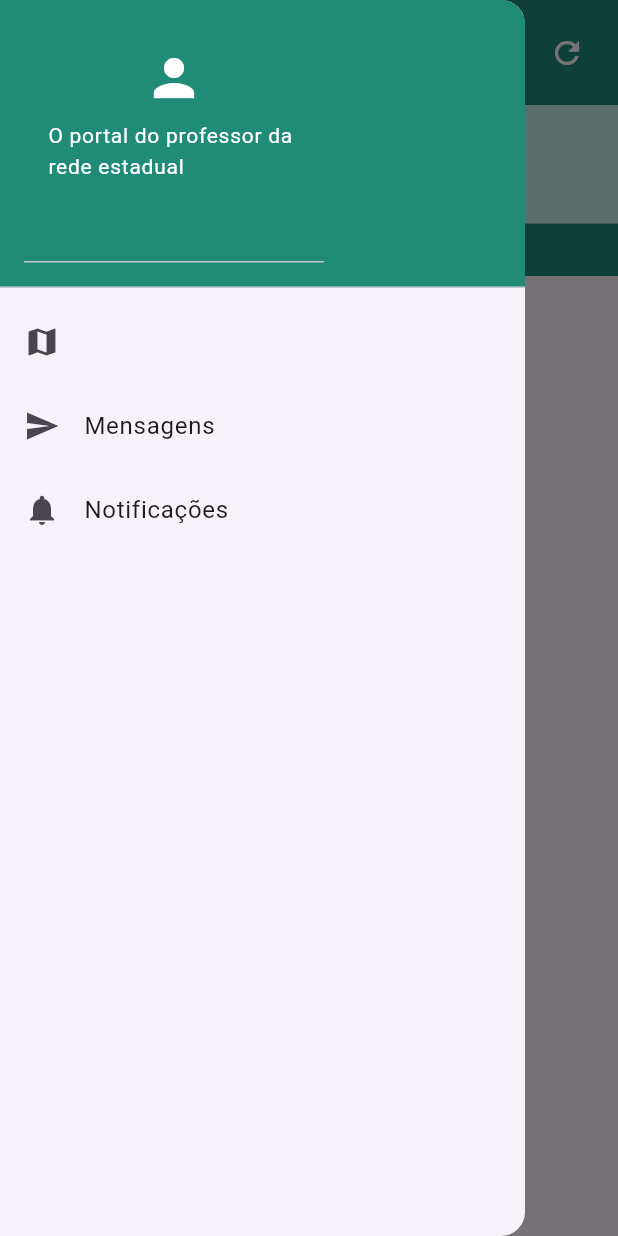
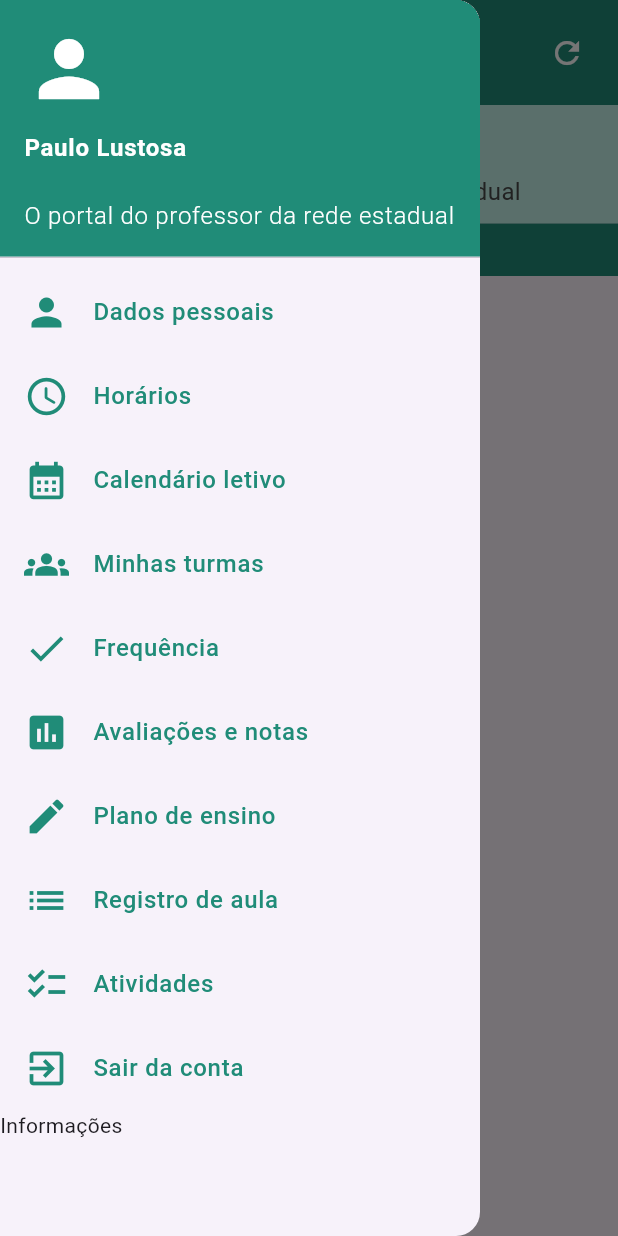
Before and after one commit to CalangoDeveloper/project_professor_online, a Flutter app: the TelaIncial screen opened directly, with the side drawer open, on a phone screen of 412 x 824 dp. Run offline on Flutter 3.47's test engine with Material 3 defaults, Android fonts, the phone set to English and light mode, and no system bars.

Commit message:
version 1.8

```diff
--- a/lib/main.dart
+++ b/lib/main.dart
@@ -1,4 +1,5 @@
 import 'package:flutter/material.dart';
+import 'package:flutter/widgets.dart';
 
 void main(){
   runApp(
@@ -87,8 +88,9 @@ class TelaLogin extends StatelessWidget{
                     color: Colors.white
             ),),
                 ),
-                SizedBox(width: 60,),
+                SizedBox(width: 110,),
                 Expanded(
+                  flex: 1,
                   child: Text('Recuperar senha', style: TextStyle(
                   fontSize: 16,
                   color: Colors.white
@@ -210,57 +212,140 @@ class TelaIncial extends StatelessWidget{
       ),
 
       drawer: Drawer(
-          width: 350,
+          width: 320, //Largura do Drawer
           child: ListView(
             padding: EdgeInsets.zero,
             children: <Widget>[
               SizedBox(
-                height: 200,
-                child: DrawerHeader(
-                  decoration: BoxDecoration(
+                height: 180,
+                child: DrawerHeader( //Cabeçalho do Drawer
+                  decoration: BoxDecoration( //Background do Drawer
                     color: Color(0xFF208C78)
                   ),
-                  child: Container(
-                    alignment: Alignment.centerLeft,
-                    child: Row(
-                      children: [
-
-                        SizedBox(
-                          width: 200,
-                          child: DrawerHeader(
-                            child: Container(
                   child: Column(
-                                children: [
-                                  Icon(Icons.person, size: 40, color: Colors.white,),
-                                  SizedBox(height: 8,),
-                                  Text('O portal do professor da rede estadual',
+                    //Deixar os elementos alinhados no início (esquerda)
+                    crossAxisAlignment: CrossAxisAlignment.start,
+                    mainAxisSize: MainAxisSize.min,
+                    //Ícones e textos
+                    children: <Widget>[
+                      Expanded(
+                        child: Icon(Icons.person, size: 60, color: Colors.white,),
+                      ),
+                      SizedBox(height: 40,), //Define o espaçamento entre os elementos
+                      Expanded(
+                        child: Text('Paulo Lustosa',
                           style: TextStyle(
                             color: Colors.white,
-                                      fontSize: 14
+                            fontWeight: FontWeight.w600
+                          ),
+                        ),
+                      ),
+                      SizedBox(height: 15,),
+                      Expanded(
+                        child: Text('O portal do professor da rede estadual',
+                          style: TextStyle(
+                            color: Colors.white,
+                            fontWeight: FontWeight.w300
+                          ),
                         ),
                       )
                     ],
                   ),
                 ),
               ),
-                        )
-                      ],
-                    ),
-                  )
+              //Ícones
+              ListTile( //Dados pessoais
+                leading: Icon(Icons.person_sharp, size: 30,color: Color(0xFF208C78),),
+                title: Text('Dados pessoais',
+                  style: TextStyle(
+                    fontWeight: FontWeight.w500,
+                    color: Color(0xFF208C78)
                   ),
                 ),
-              ListTile(
-                leading: Icon(Icons.map),
-                title: Text(''),
-                textColor: Colors.black,
               ),
-              ListTile(
-                leading: Icon(Icons.send),
-                title: Text('Mensagens'),
+              ListTile( //Horários
+                leading: Icon(Icons.access_time_rounded, size: 30,color: Color(0xFF208C78),),
+                title: Text('Horários',
+                  style: TextStyle(
+                    fontWeight: FontWeight.w500,
+                    color: Color(0xFF208C78)
                   ),
-              ListTile(
-                leading: Icon(Icons.notifications),
-                title: Text('Notificações'),
+                ),
+              ),
+              ListTile( //Calendário letivo
+                leading: Icon(Icons.calendar_month, size: 30,color: Color(0xFF208C78),),
+                title: Text('Calendário letivo',
+                  style: TextStyle(
+                    fontWeight: FontWeight.w500,
+                    color: Color(0xFF208C78)
+                  ),
+                ),
+              ),
+              ListTile( //Minhas turmas
+                leading: Icon(Icons.groups, size: 30,color: Color(0xFF208C78),),
+                title: Text('Minhas turmas',
+                  style: TextStyle(
+                    fontWeight: FontWeight.w500,
+                    color: Color(0xFF208C78)
+                  ),
+                ),
+              ),
+              ListTile( //Frequência
+                leading: Icon(Icons.check, size: 30,color: Color(0xFF208C78),),
+                title: Text('Frequência',
+                  style: TextStyle(
+                    fontWeight: FontWeight.w500,
+                    color: Color(0xFF208C78)
+                  ),
+                ),
+              ),
+              ListTile( //Avaliações e notas
+                leading: Icon(Icons.assessment, size: 30,color: Color(0xFF208C78),),
+                title: Text('Avaliações e notas',
+                  style: TextStyle(
+                    fontWeight: FontWeight.w500,
+                    color: Color(0xFF208C78)
+                  ),
+                ),
+              ),
+              ListTile( //Plano de ensino
+                leading: Icon(Icons.edit, size: 30,color: Color(0xFF208C78),),
+                title: Text('Plano de ensino',
+                  style: TextStyle(
+                    fontWeight: FontWeight.w500,
+                    color: Color(0xFF208C78)
+                  ),
+                ),
+              ),
+              ListTile( //Registro de aula
+                leading: Icon(Icons.list, size: 30,color: Color(0xFF208C78),),
+                title: Text('Registro de aula',
+                  style: TextStyle(
+                    fontWeight: FontWeight.w500,
+                    color: Color(0xFF208C78)
+                  ),
+                ),
+              ),
+              ListTile( //Atividades
+                leading: Icon(Icons.checklist, size: 30,color: Color(0xFF208C78),),
+                title: Text('Atividades',
+                  style: TextStyle(
+                    fontWeight: FontWeight.w500,
+                    color: Color(0xFF208C78)
+                  ),
+                ),
+              ),
+              ListTile( //Sair da conta
+                leading: Icon(Icons.exit_to_app, size: 30,color: Color(0xFF208C78),),
+                title: Text('Sair da conta',
+                  style: TextStyle(
+                    fontWeight: FontWeight.w500,
+                    color: Color(0xFF208C78)
+                  ),
+                ),
+              ),
+              Container(
+                child: Text('Informações'),
               )
             ],
           ),
```
Lines whose indentation alone changed are shown as unchanged.
